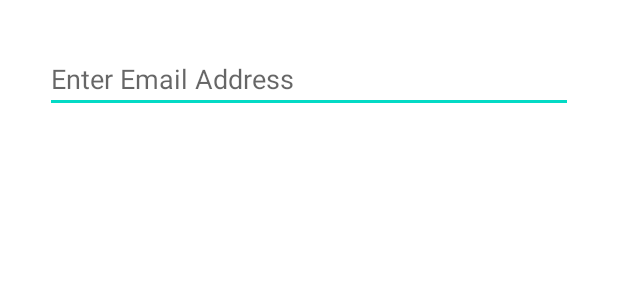
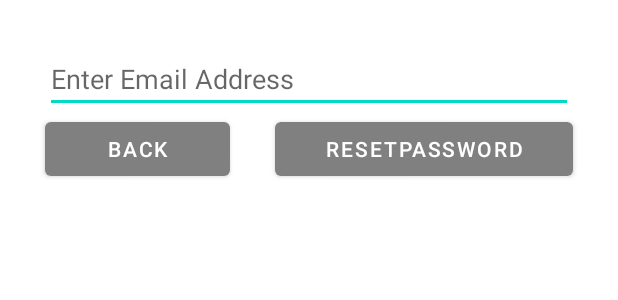
Before and after one commit to abhinavshuklaa/Splitwise_Project, an Android app: the layout activity_reset_password.xml on its own in the app's theme, with its tools: preview values and no code run, on a phone screen of 412 x 824 dp. Shown: the top 300 px of the screen. Run offline under Robolectric (Android 15) with nearby library versions, the phone set to English and light mode, and no system bars.

Commit message:
# ResetPasswordActivity done

```diff
--- a/Splitwise/app/src/main/AndroidManifest.xml
+++ b/Splitwise/app/src/main/AndroidManifest.xml
@@ -13,7 +13,7 @@
         android:theme="@style/Theme.Splitwise">
         <activity android:name=".ViewPagerIntroActivity"></activity>
         <activity android:name=".TermsActivity" />
-        <activity android:name=".SplashActivity">
+        <activity android:name=".ResetPasswordActivity">
             <intent-filter>
                 <action android:name="android.intent.action.MAIN" />
 
@@ -23,7 +23,7 @@
         <activity android:name=".Splitwise_HomeActivity" />
         <activity android:name=".MainActivity"/>
         <activity android:name=".TermaOfService"></activity>
-        <activity android:name=".ResetPasswordActivity" />
+        <activity android:name=".SplashActivity" />
         <activity android:name=".SignUpActivity" />
         <activity android:name=".LogInAndSignUpActivity" />
         <activity android:name=".LoginActivity" />
--- a/Splitwise/app/src/main/res/layout/activity_reset_password.xml
+++ b/Splitwise/app/src/main/res/layout/activity_reset_password.xml
@@ -5,7 +5,7 @@
     android:layout_width="match_parent"
     android:layout_height="match_parent"
     tools:context=".ResetPasswordActivity"
-    android:orientation="horizontal">
+    android:orientation="vertical">
     <EditText
         android:layout_marginTop="@dimen/dp_30"
         android:id="@+id/etEmailAddress"
@@ -15,5 +15,27 @@
         android:layout_marginLeft="@dimen/dp_30"
         android:layout_width="match_parent"
         android:layout_height="wrap_content"/>
+    <LinearLayout
+        android:orientation="horizontal"
+        android:layout_width="match_parent"
+        android:layout_height="wrap_content">
+    <Button
+        android:layout_marginLeft="@dimen/dp_30"
+        android:layout_marginRight="@dimen/dp_30"
+        android:id="@+id/btnback"
+        android:text="@string/Back"
+        android:layout_weight="1"
+        android:layout_width="wrap_content"
+        android:layout_height="wrap_content"
+        />
+    <Button
+        android:layout_marginRight="@dimen/dp_30"
+        android:id="@+id/btnreset"
+        android:text="ResetPassword"
+        android:layout_weight="1"
+        android:layout_width="wrap_content"
+        android:layout_height="wrap_content"
+        />
+    </LinearLayout>
 
 </LinearLayout>
```
Also changed, not shown: Splitwise/app/src/main/java/com/example/splitwise/ResetPasswordActivity.kt (+23 -2 lines).
